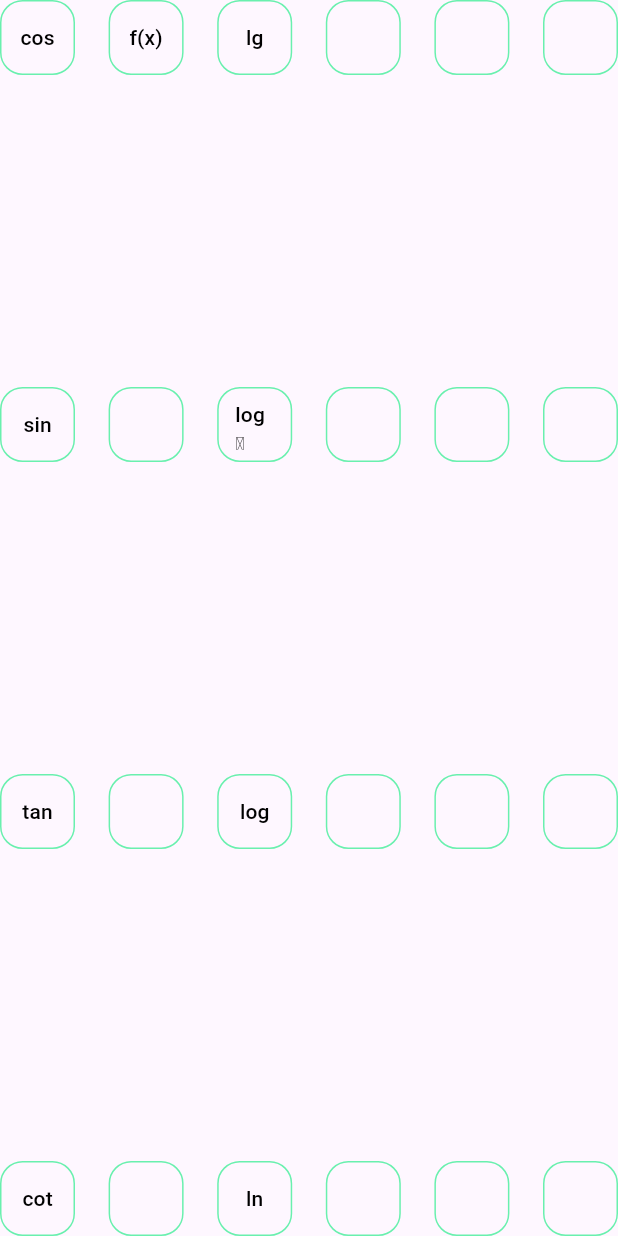
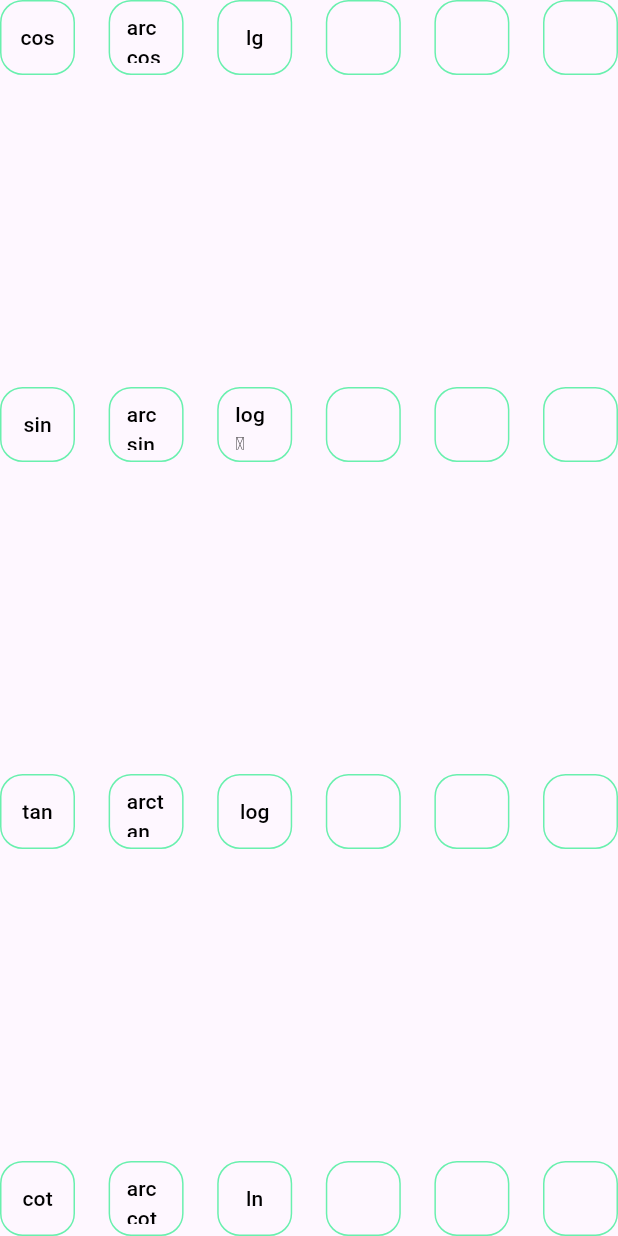
Before and after one commit to ReGeNss/flutter_math_input, a Flutter app: the FunctionPageWidget widget shown alone on an empty page, opened directly, on a phone screen of 412 x 824 dp. Run offline on Flutter 3.47's test engine with Material 3 defaults, Android fonts, the phone set to English and light mode, and no system bars.

```diff
--- a/lib/services/formulas_tree_parsers_and_handler.dart
+++ b/lib/services/formulas_tree_parsers_and_handler.dart
@@ -258,7 +258,7 @@ class FormulasTreeParsersService {
                   widget.child!, activeTextFieldController);
             }
             if (data != null) {
-              // data.index = index; // костилі
+              data.index = index; // костилі
               if (isFromRowOrColumn == false) {
                 data.wigetData = array;
               }
--- a/lib/services/math_constructions_building.dart
+++ b/lib/services/math_constructions_building.dart
@@ -181,7 +181,7 @@ class _ExpRowWidgetState extends State<ExpRowWidget> {
   Size size = const Size(120, 60);
   void getSize(){
     final renderBox = widget.globalKey.currentContext?.findRenderObject() as RenderBox;
-    size = Size(renderBox.size.width+70,renderBox.size.height+20);
+    size = Size(renderBox.size.width+70,renderBox.size.height+25);
     setState(() {});
   }
   @override
@@ -203,7 +203,7 @@ class _ExpRowWidgetState extends State<ExpRowWidget> {
     Widget secondPositioned=Positioned(
                     key: widget.globalKey,
                     top: -5,
-                    left: 45,
+                    right: 40,
                     child: Row(
                       key: const ValueKey(ElementsType.exponentiationElement),
                       children: [
--- a/lib/services/widgets_data_handler.dart
+++ b/lib/services/widgets_data_handler.dart
@@ -8,4 +8,7 @@ class WidgetsDataHandler{
   void addToWidgetTree(ReturnData parsedData, List<Widget> widget){
     parsedData.wigetData!.addAll(widget);
   }
+  void deleteFromWidgetTree(ReturnData parsedData){
+    parsedData.wigetData?.removeAt(parsedData.index!);
+  }
 }
--- a/lib/widgets/keyboardPages.dart/function_page.dart
+++ b/lib/widgets/keyboardPages.dart/function_page.dart
@@ -38,9 +38,10 @@ class FunctionPageWidget extends StatelessWidget {
                 height: 50,
                 child: TextButton(
                   onPressed: () {
+                    model.NamedFunctionButtonTap('arccos');
                   },
                   style: _buttonStyle,
-                  child: const Text('f(x)'),
+                  child: const Text('arccos'),
                 )),
             SizedBox(
                 width: 50,
@@ -93,10 +94,10 @@ class FunctionPageWidget extends StatelessWidget {
                 child: TextButton(
                     onPressed: () {
                       // sqrtButtonTap(context);
-                      model.sqrtButtonTap();
+                      model.NamedFunctionButtonTap('arcsin');
                     },
                     style: _buttonStyle,
-                    child: const Text(''))),
+                    child: const Text('arcsin'))),
             SizedBox(
                 width: 50,
                 height: 50,
@@ -145,9 +146,9 @@ class FunctionPageWidget extends StatelessWidget {
                 width: 50,
                 height: 50,
                 child: TextButton(
-                    onPressed: () {},
+                    onPressed: () {model.NamedFunctionButtonTap('arctan');},
                     style: _buttonStyle,
-                    child: const Text(''))),
+                    child: const Text('arctan'))),
             SizedBox(
                 width: 50,
                 height: 50,
@@ -193,10 +194,10 @@ class FunctionPageWidget extends StatelessWidget {
                 height: 50,
                 child: TextButton(
                     onPressed: () {
-
+                      model.NamedFunctionButtonTap('arccot');
                     },
                     style: _buttonStyle,
-                    child: const Text(''))),
+                    child: const Text('arccot'))),
             SizedBox(
                 width: 50,
                 height: 50,
```
Also changed, not shown: lib/keyboard_model.dart (+28 -1 lines), lib/services/text_field_handle_and_create.dart (+20 -0 lines), lib/widgets/keyboard.dart (+11 -2 lines).
